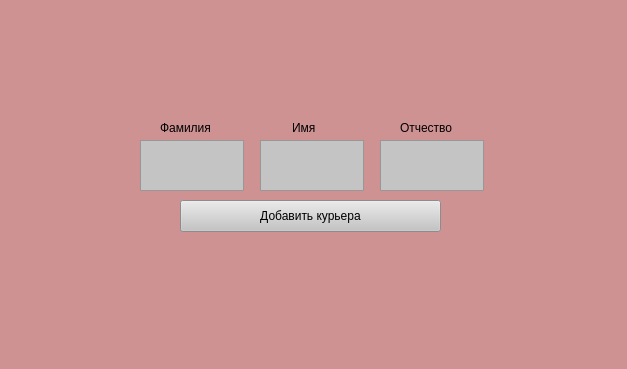
First picture: the form in ui/courier.ui, repository FIIckSesh/MRP, before the edit.
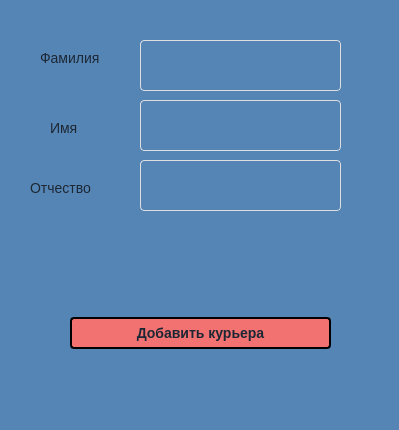
Second picture: the form after the edit.

Patch:
```diff
--- a/ui/courier.ui
+++ b/ui/courier.ui
@@ -6,54 +6,82 @@
    <rect>
     <x>0</x>
     <y>0</y>
-    <width>627</width>
-    <height>369</height>
+    <width>399</width>
+    <height>430</height>
    </rect>
   </property>
   <property name="windowTitle">
    <string>MainWindow</string>
   </property>
   <property name="styleSheet">
-   <string notr="true">background: #CF9292;</string>
+   <string notr="true">background: #5585B5;
+padding: 0;
+    margin: 0;
+    font-family: 'Open Sans', sans-serif;
+    font-size: 14px;
+    color: #1D2734;</string>
   </property>
   <widget class="QWidget" name="centralwidget">
    <widget class="QTextEdit" name="textSurname">
     <property name="geometry">
      <rect>
       <x>140</x>
-      <y>140</y>
-      <width>104</width>
+      <y>40</y>
+      <width>201</width>
       <height>51</height>
      </rect>
     </property>
     <property name="styleSheet">
-     <string notr="true">background: #C4C4C4;</string>
+     <string notr="true">width: 100%;
+    outline: none;
+    border: 1px solid #DCDEE1;
+    border-radius: 4px;
+    color: #1D2734;
+    padding-left: 16px;
+    box-sizing: border-box;
+    -webkit-appearance: none;</string>
     </property>
    </widget>
    <widget class="QTextEdit" name="textPatr">
     <property name="geometry">
      <rect>
-      <x>380</x>
-      <y>140</y>
-      <width>104</width>
+      <x>140</x>
+      <y>160</y>
+      <width>201</width>
       <height>51</height>
      </rect>
     </property>
     <property name="styleSheet">
-     <string notr="true">background: #C4C4C4;</string>
+     <string notr="true">width: 100%;
+    outline: none;
+    border: 1px solid #DCDEE1;
+    border-radius: 4px;
+    color: #1D2734;
+    padding-left: 16px;
+    box-sizing: border-box;
+    -webkit-appearance: none;</string>
     </property>
    </widget>
    <widget class="QPushButton" name="addCourierButton">
     <property name="geometry">
      <rect>
-      <x>180</x>
-      <y>200</y>
+      <x>70</x>
+      <y>317</y>
       <width>261</width>
       <height>32</height>
      </rect>
     </property>
     <property name="styleSheet">
-     <string notr="true">background: #C4C4C4;</string>
+     <string notr="true">border: 2px solid;
+border-radius: 4px;
+box-sizing: border-box;
+cursor: pointer;
+outline: none;
+position: relative;
+transition: 0.3s;
+font-weight: 600;
+vertical-align: middle;
+background: #F27171;</string>
     </property>
     <property name="text">
      <string>Добавить курьера</string>
@@ -62,8 +90,8 @@
    <widget class="QLabel" name="label">
     <property name="geometry">
      <rect>
-      <x>160</x>
-      <y>120</y>
+      <x>40</x>
+      <y>50</y>
       <width>60</width>
       <height>16</height>
      </rect>
@@ -75,9 +103,9 @@
    <widget class="QLabel" name="label_2">
     <property name="geometry">
      <rect>
-      <x>292</x>
+      <x>50</x>
       <y>120</y>
-      <width>41</width>
+      <width>61</width>
       <height>16</height>
      </rect>
     </property>
@@ -88,9 +116,9 @@
    <widget class="QLabel" name="label_3">
     <property name="geometry">
      <rect>
-      <x>400</x>
-      <y>120</y>
-      <width>60</width>
+      <x>30</x>
+      <y>180</y>
+      <width>71</width>
       <height>16</height>
      </rect>
     </property>
@@ -101,23 +129,30 @@
    <widget class="QTextEdit" name="textName">
     <property name="geometry">
      <rect>
-      <x>260</x>
-      <y>140</y>
-      <width>104</width>
+      <x>140</x>
+      <y>100</y>
+      <width>201</width>
       <height>51</height>
      </rect>
     </property>
     <property name="styleSheet">
-     <string notr="true">background: #C4C4C4;</string>
+     <string notr="true">width: 100%;
+    outline: none;
+    border: 1px solid #DCDEE1;
+    border-radius: 4px;
+    color: #1D2734;
+    padding-left: 16px;
+    box-sizing: border-box;
+    -webkit-appearance: none;</string>
     </property>
    </widget>
    <widget class="QLabel" name="txtErr">
     <property name="geometry">
      <rect>
       <x>90</x>
-      <y>240</y>
-      <width>471</width>
-      <height>31</height>
+      <y>280</y>
+      <width>241</width>
+      <height>20</height>
      </rect>
     </property>
     <property name="text">
```
Left out of the diff: 4 changed lines with no effect on the pictures.
